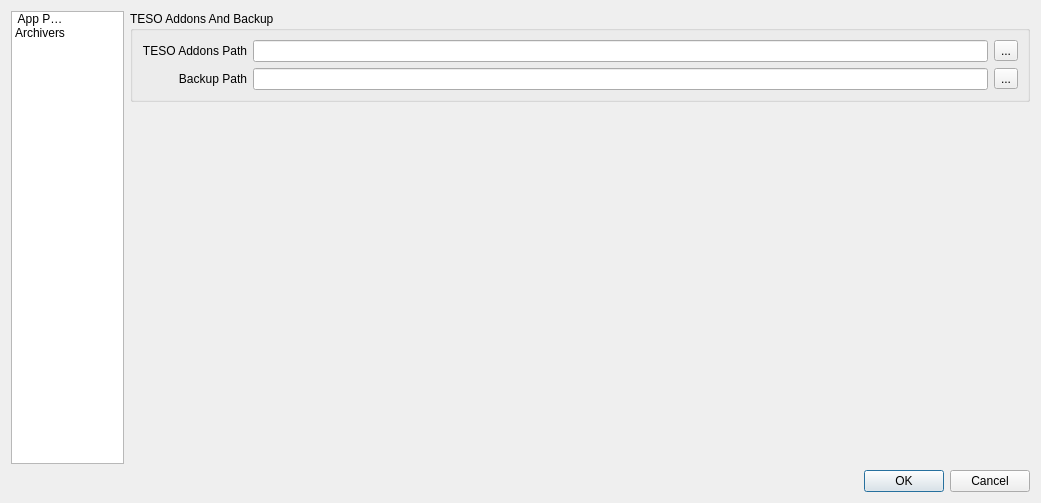
Old version of the form configdialog.ui in the repository darthtenebrus/linion.
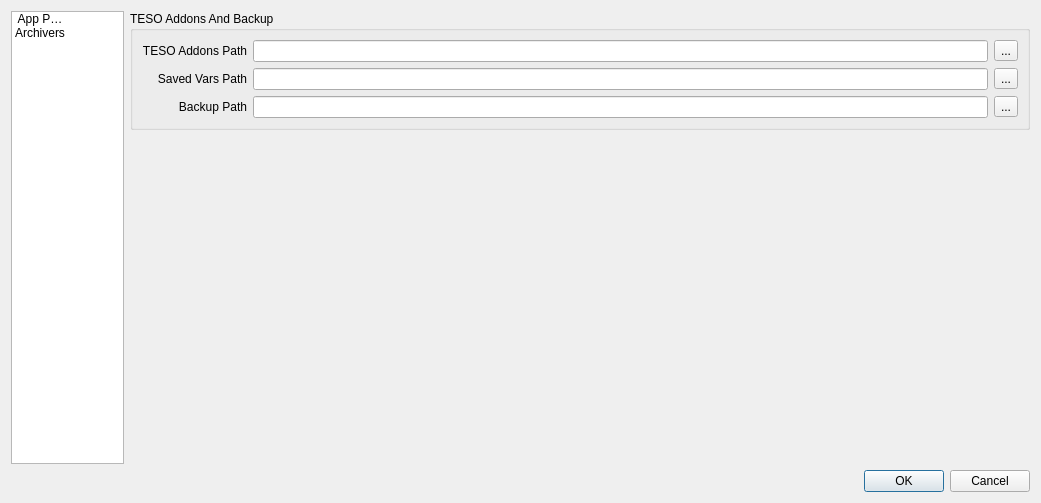
New version of the form. The open tabs and pages were chosen to show the change. Icons and pictures are not drawn.

Commit message: stable version saved vars backup enabled

The edit to the form file:
```diff
--- a/configdialog.ui
+++ b/configdialog.ui
@@ -179,9 +179,32 @@
               </property>
              </widget>
             </item>
+            <item row="2" column="0">
+             <widget class="QLabel" name="label_2">
+              <property name="text">
+               <string>Backup Path</string>
+              </property>
+              <property name="alignment">
+               <set>Qt::AlignRight|Qt::AlignTrailing|Qt::AlignVCenter</set>
+              </property>
+             </widget>
+            </item>
+            <item row="2" column="1">
+             <widget class="QLineEdit" name="backupPath"/>
+            </item>
             <item row="0" column="1">
              <widget class="QLineEdit" name="addonFolderPath"/>
             </item>
+            <item row="2" column="2">
+             <widget class="QToolButton" name="backupPathButton">
+              <property name="statusTip">
+               <string notr="true"/>
+              </property>
+              <property name="text">
+               <string>...</string>
+              </property>
+             </widget>
+            </item>
             <item row="0" column="2">
              <widget class="QToolButton" name="addonFolderPathButton">
               <property name="statusTip">
@@ -192,24 +215,21 @@
               </property>
              </widget>
             </item>
-            <item row="1" column="0">
-             <widget class="QLabel" name="label_2">
-              <property name="text">
-               <string>Backup Path</string>
-              </property>
-              <property name="alignment">
-               <set>Qt::AlignRight|Qt::AlignTrailing|Qt::AlignVCenter</set>
-              </property>
-             </widget>
-            </item>
             <item row="1" column="1">
-             <widget class="QLineEdit" name="backupPath"/>
+             <widget class="QLineEdit" name="savedVarsPath"/>
+            </item>
+            <item row="1" column="0">
+             <widget class="QLabel" name="label_5">
+              <property name="text">
+               <string>Saved Vars Path</string>
+              </property>
+              <property name="alignment">
+               <set>Qt::AlignRight|Qt::AlignTrailing|Qt::AlignVCenter</set>
+              </property>
+             </widget>
             </item>
             <item row="1" column="2">
-             <widget class="QToolButton" name="backupPathButton">
-              <property name="statusTip">
-               <string notr="true"/>
-              </property>
+             <widget class="QToolButton" name="savedVarsPathButton">
               <property name="text">
                <string>...</string>
               </property>
```
Left out of the diff: 2 changed lines with no effect on the pictures. The commit also changes 7 other files.
